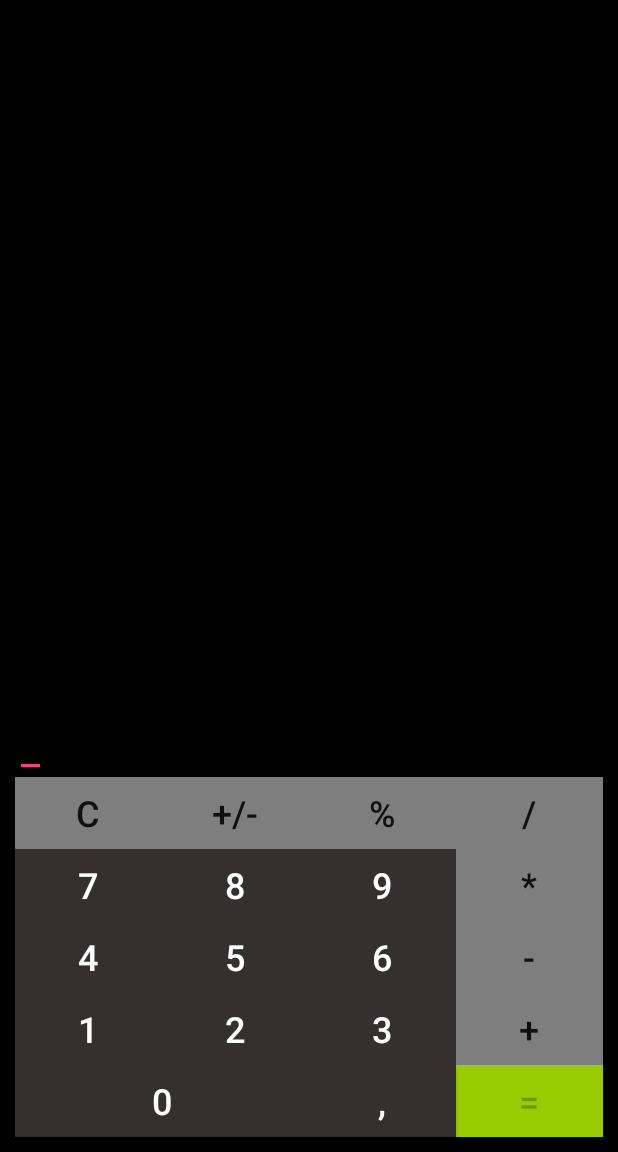
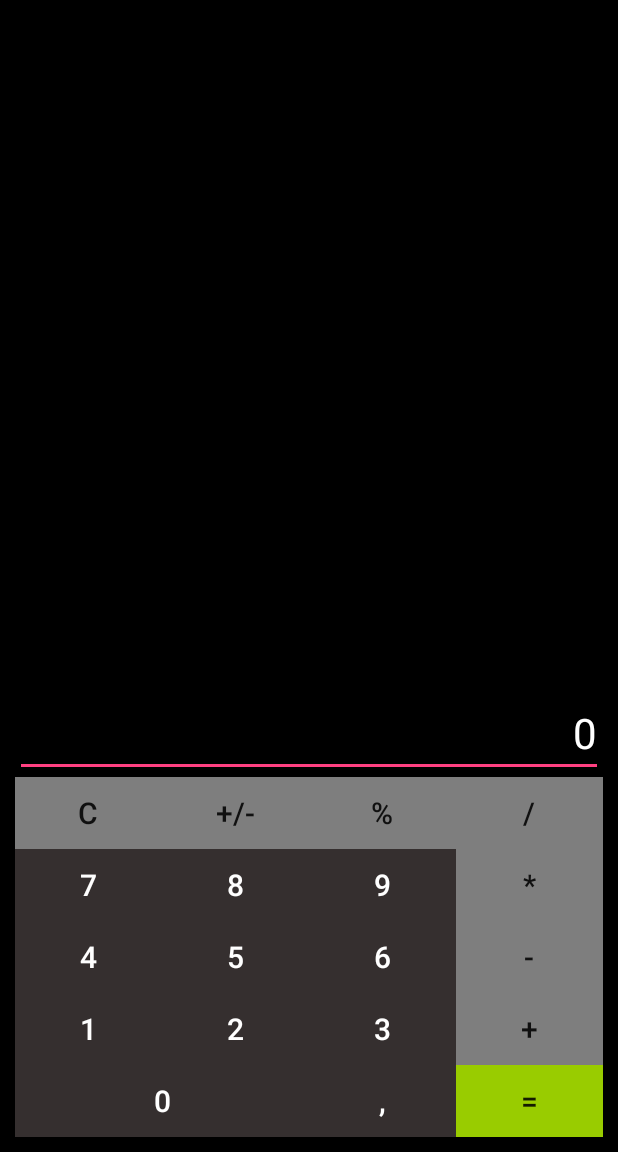
Before and after one commit to volhaBokuts/CalculatorLinear, an Android app: the screen it shows after launch (CalcActivity), on a phone screen of 412 x 824 dp, the part 84-1236 px from its top. Run offline under Robolectric (Android 15) with nearby library versions, the phone set to English and light mode, and no system bars.

Commit message:
Change layout

```diff
--- a/app/src/main/res/layout/activity_calc.xml
+++ b/app/src/main/res/layout/activity_calc.xml
@@ -14,10 +14,10 @@
 
 
     <EditText
-        android:layout_width="wrap_content"
+        style="@style/TextField"
+        android:layout_width="match_parent"
         android:layout_height="wrap_content"
-        android:inputType="numberDecimal"
-        android:textColor="#ffffff"
+        android:text="@string/zero"
         android:id="@+id/editText" />
 
     <LinearLayout
--- a/app/src/main/res/values/styles.xml
+++ b/app/src/main/res/values/styles.xml
@@ -9,7 +9,7 @@
     </style>
 
     <style name="NumberButton">
-        <item name="android:textSize">24sp</item>
+        <item name="android:textSize">20sp</item>
         <item name="android:textColor">#FFFFFF</item>
         <item name="android:background">#352F2F</item>
         <item name="android:onClick">onNumberClick</item>
@@ -17,16 +17,22 @@
     </style>
 
     <style name="OperationButton">
-        <item name="android:textSize">24sp</item>
+        <item name="android:textSize">20sp</item>
         <item name="android:background">#7E7E7E</item>
         <item name="android:layout_weight">1</item>
     </style>
 
     <style name="EqualButton">
-        <item name="android:textSize">24sp</item>
+        <item name="android:textSize">20sp</item>
         <item name="android:background">#99CC00</item>
-        <item name="android:enabled">false</item>
         <item name="android:layout_weight">1</item>
     </style>
 
+    <style name="TextField">
+        <item name="android:textColor">#FFFFFF</item>
+        <item name="android:textSize">28dp</item>
+        <item name="android:inputType">numberDecimal</item>
+        <item name="android:gravity">end</item>
+    </style>
+
 </resources>
```
